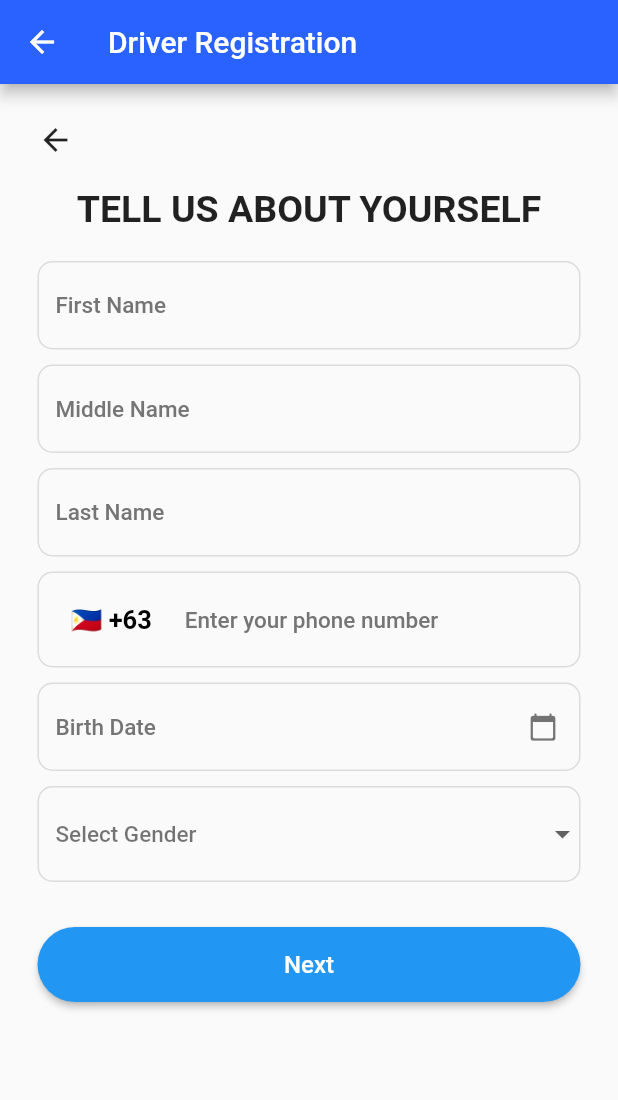
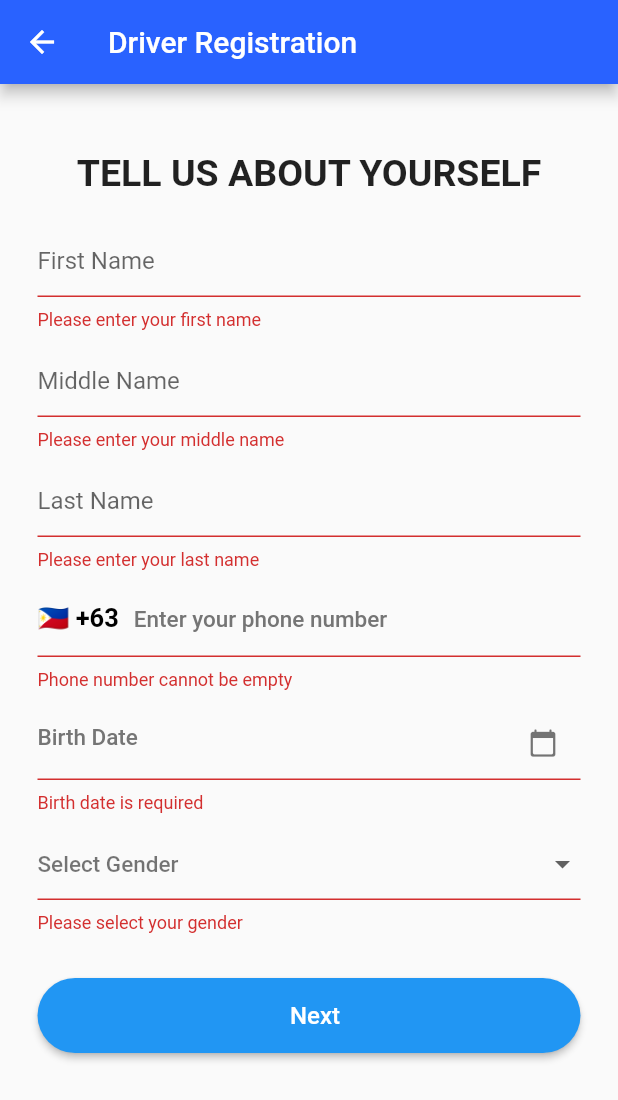
Before and after one commit to RiftNT/sakyahe, a Flutter app: the DriverRegisterScreen screen opened directly, on a phone screen of 412 x 824 dp. Shown: the top 1100 px of the screen. Run offline on Flutter 3.47's test engine with Material 2 defaults, Android fonts, the phone set to English and light mode, and no system bars; our stand-ins replace cloud_firestore, country_picker, firebase_auth, firebase_core, firebase_storage, flutter_chat_types and 4 more; accounts and stored records are empty.

Commit message:
added backend driver registration

```diff
--- a/lib/screens/driver_register_screen.dart
+++ b/lib/screens/driver_register_screen.dart
@@ -7,7 +7,7 @@ import 'package:flutter/services.dart';
 import 'package:intl/intl.dart';
 
 class DriverRegisterScreen extends StatefulWidget {
-  const DriverRegisterScreen({super.key});
+  const DriverRegisterScreen({Key? key}) : super(key: key);
 
   @override
   State<DriverRegisterScreen> createState() => _DriverRegisterScreenState();
@@ -17,7 +17,13 @@ class _DriverRegisterScreenState extends State<DriverRegisterScreen> {
   var _value = "-1";
   final _formKey = GlobalKey<FormState>();
   final TextEditingController phoneController = TextEditingController();
-  TextEditingController _date = TextEditingController();
+  final TextEditingController firstNameController = TextEditingController();
+  final TextEditingController middleNameController = TextEditingController();
+  final TextEditingController lastNameController = TextEditingController();
+  final TextEditingController birthDateController = TextEditingController();
+  final TextEditingController _date = TextEditingController();
+  String selectedGender = "-1";
+
   Country selectedCountry = Country(
     phoneCode: "63",
     countryCode: "PH",
@@ -37,14 +43,6 @@ class _DriverRegisterScreenState extends State<DriverRegisterScreen> {
       padding: const EdgeInsets.symmetric(vertical: 25, horizontal: 25),
       child: Column(
         children: [
-          Align(
-            //buggy, dili mu back(?); mu error nig back
-            alignment: Alignment.topLeft,
-            child: GestureDetector(
-              onTap: () => Navigator.of(context).pop(),
-              child: const Icon(Icons.arrow_back),
-            ),
-          ),
           const SizedBox(height: 20),
           const Text(
             'TELL US ABOUT YOURSELF',
@@ -52,69 +50,54 @@ class _DriverRegisterScreenState extends State<DriverRegisterScreen> {
               fontSize: 25,
               fontWeight: FontWeight.bold,
             ),
-            textAlign: TextAlign.left, //idk ngano di mu left side
+            textAlign: TextAlign.left,
           ),
           const SizedBox(height: 20),
+          Form(
+            key: _formKey,
+            autovalidateMode: AutovalidateMode.always,
+            child: Column(
+              children: [
                 TextFormField(
-            // controller: textController,
+                  controller: firstNameController,
+                  validator: (value) {
+                    if (value!.isEmpty) {
+                      return 'Please enter your first name';
+                    }
+                    return null;
+                  },
                   decoration: InputDecoration(
                     hintText: "First Name",
-              hintStyle: TextStyle(
-                  fontWeight: FontWeight.w500,
-                  fontSize: 15,
-                  color: Colors.grey.shade600),
-              enabledBorder: OutlineInputBorder(
-                borderRadius: BorderRadius.circular(10),
-                borderSide: const BorderSide(color: Colors.black12),
-              ),
-              focusedBorder: OutlineInputBorder(
-                borderRadius: BorderRadius.circular(10),
-                borderSide: const BorderSide(color: Colors.black12),
-              ),
                   ),
                 ),
                 const SizedBox(height: 10),
                 TextFormField(
-            // controller: textController,
+                  controller: middleNameController,
+                  validator: (value) {
+                    if (value!.isEmpty) {
+                      return 'Please enter your middle name';
+                    }
+                    return null;
+                  },
                   decoration: InputDecoration(
                     hintText: "Middle Name",
-              hintStyle: TextStyle(
-                  fontWeight: FontWeight.w500,
-                  fontSize: 15,
-                  color: Colors.grey.shade600),
-              enabledBorder: OutlineInputBorder(
-                borderRadius: BorderRadius.circular(10),
-                borderSide: const BorderSide(color: Colors.black12),
-              ),
-              focusedBorder: OutlineInputBorder(
-                borderRadius: BorderRadius.circular(10),
-                borderSide: const BorderSide(color: Colors.black12),
-              ),
                   ),
                 ),
                 const SizedBox(height: 10),
                 TextFormField(
-            // controller: textController,
+                  controller: lastNameController,
+                  validator: (value) {
+                    if (value!.isEmpty) {
+                      return 'Please enter your last name';
+                    }
+                    return null;
+                  },
                   decoration: InputDecoration(
                     hintText: "Last Name",
-              hintStyle: TextStyle(
-                  fontWeight: FontWeight.w500,
-                  fontSize: 15,
-                  color: Colors.grey.shade600),
-              enabledBorder: OutlineInputBorder(
-                borderRadius: BorderRadius.circular(10),
-                borderSide: const BorderSide(color: Colors.black12),
-              ),
-              focusedBorder: OutlineInputBorder(
-                borderRadius: BorderRadius.circular(10),
-                borderSide: const BorderSide(color: Colors.black12),
-              ),
                   ),
                 ),
                 const SizedBox(height: 10),
-          Form(
-            key: _formKey,
-            child: TextFormField(
+                TextFormField(
                   keyboardType: TextInputType.phone,
                   inputFormatters: <TextInputFormatter>[
                     FilteringTextInputFormatter.digitsOnly
@@ -135,7 +118,11 @@ class _DriverRegisterScreenState extends State<DriverRegisterScreen> {
                   ),
                   onChanged: (value) {
                     setState(() {
-                  phoneController.text = value;
+                      phoneController.value = phoneController.value.copyWith(
+                        text: value,
+                        selection:
+                            TextSelection.collapsed(offset: value.length),
+                      );
                     });
                   },
                   decoration: InputDecoration(
@@ -143,24 +130,18 @@ class _DriverRegisterScreenState extends State<DriverRegisterScreen> {
                     hintStyle: TextStyle(
                       fontWeight: FontWeight.w500,
                       fontSize: 15,
-                    color: Colors.grey.shade600),
-                enabledBorder: OutlineInputBorder(
-                  borderRadius: BorderRadius.circular(10),
-                  borderSide: const BorderSide(color: Colors.black12),
-                ),
-                focusedBorder: OutlineInputBorder(
-                  borderRadius: BorderRadius.circular(10),
-                  borderSide: const BorderSide(color: Colors.black12),
+                      color: Colors.grey.shade600,
                     ),
                     prefixIcon: Container(
-                  padding: const EdgeInsets.all(22.0),
+                      padding: const EdgeInsets.only(top: 12, right: 10),
                       child: InkWell(
                         child: Text(
                           "${selectedCountry.flagEmoji} +${selectedCountry.phoneCode}",
                           style: const TextStyle(
                             fontSize: 17,
                             color: Colors.black,
-                          fontWeight: FontWeight.bold),
+                            fontWeight: FontWeight.bold,
+                          ),
                         ),
                       ),
                     ),
@@ -170,7 +151,9 @@ class _DriverRegisterScreenState extends State<DriverRegisterScreen> {
                             width: 30,
                             margin: const EdgeInsets.all(10.0),
                             decoration: const BoxDecoration(
-                            shape: BoxShape.circle, color: Colors.green),
+                              shape: BoxShape.circle,
+                              color: Colors.green,
+                            ),
                             child: const Icon(
                               Icons.done,
                               color: Colors.white,
@@ -180,29 +163,61 @@ class _DriverRegisterScreenState extends State<DriverRegisterScreen> {
                         : null,
                   ),
                 ),
-          ),
                 const SizedBox(height: 10),
-          TextFormField(
-            controller: _date,
+                GestureDetector(
+                  onTap: () async {
+                    DateTime? pickedDate = await showDatePicker(
+                      context: context,
+                      initialDate: DateTime.now(),
+                      firstDate: DateTime(1900),
+                      lastDate: DateTime(2101),
+                    );
+
+                    if (pickedDate != null) {
+                      setState(() {
+                        birthDateController.text =
+                            DateFormat('yyyy-MM-dd').format(pickedDate);
+                      });
+                    }
+                  },
+                  child: AbsorbPointer(
+                    child: TextFormField(
+                      controller: birthDateController,
+                      validator: (value) {
+                        if (value == null || value.isEmpty) {
+                          return 'Birth date is required';
+                        }
+
+                        DateTime birthDate =
+                            DateFormat('yyyy-MM-dd').parse(value);
+                        DateTime today = DateTime.now();
+                        int age = today.year - birthDate.year;
+
+                        if (today.month < birthDate.month ||
+                            (today.month == birthDate.month &&
+                                today.day < birthDate.day)) {
+                          age--;
+                        }
+
+                        if (age < 21) {
+                          return 'You must be at least 21 years old to register as a driver';
+                        }
+                        return null;
+                      },
                       decoration: InputDecoration(
-              hintText: "Birth Date",
+                        hintText: 'Birth Date',
                         hintStyle: TextStyle(
                           fontWeight: FontWeight.w500,
                           fontSize: 15,
-                  color: Colors.grey.shade600),
-              enabledBorder: OutlineInputBorder(
-                borderRadius: BorderRadius.circular(10),
-                borderSide: const BorderSide(color: Colors.black12),
-              ),
-              focusedBorder: OutlineInputBorder(
-                borderRadius: BorderRadius.circular(10),
-                borderSide: const BorderSide(color: Colors.black12),
+                          color: Colors.grey.shade600,
                         ),
                         suffixIcon: Container(
                           height: 30,
                           width: 30,
                           margin: const EdgeInsets.all(10.0),
-                decoration: const BoxDecoration(shape: BoxShape.circle),
+                          decoration: const BoxDecoration(
+                            shape: BoxShape.circle,
+                          ),
                           child: const Icon(
                             Icons.calendar_today_rounded,
                             color: Colors.black54,
@@ -210,70 +225,58 @@ class _DriverRegisterScreenState extends State<DriverRegisterScreen> {
                           ),
                         ),
                       ),
-            onTap: () async {
-              DateTime? pickeddate = await showDatePicker(
-                  context: context,
-                  initialDate: DateTime.now(),
-                  firstDate: DateTime(1900),
-                  lastDate: DateTime(2101));
-
-              if (pickeddate != null) {
-                setState(() {
-                  _date.text = DateFormat('yyyy-MM-dd').format(pickeddate);
-                });
-              }
-            },
+                    ),
+                  ),
                 ),
                 const SizedBox(height: 10),
                 DropdownButtonFormField(
-            value: _value,
-            decoration: InputDecoration(
-              hintStyle: TextStyle(
-                  fontWeight: FontWeight.w500,
-                  fontSize: 15,
-                  color: Colors.grey.shade600),
-              enabledBorder: OutlineInputBorder(
-                borderRadius: BorderRadius.circular(10),
-                borderSide: const BorderSide(color: Colors.black12),
-              ),
-              focusedBorder: OutlineInputBorder(
-                borderRadius: BorderRadius.circular(10),
-                borderSide: const BorderSide(color: Colors.black12),
-              ),
-            ),
+                  value: selectedGender,
+                  onChanged: (value) {
+                    setState(() {
+                      selectedGender = value.toString();
+                    });
+                  },
+                  validator: (value) {
+                    if (value == "-1") {
+                      return 'Please select your gender';
+                    }
+                    return null;
+                  },
                   items: const [
                     DropdownMenuItem(
+                      value: "-1",
                       child: Text(
                         "Select Gender",
                         style: TextStyle(
                           fontWeight: FontWeight.w500,
                           fontSize: 15,
-                      color: Colors.black54),
+                          color: Colors.black54,
                         ),
-                value: "-1",
+                      ),
                     ),
                     DropdownMenuItem(
+                      value: "Male",
                       child: Text(
                         "Male",
                         style: TextStyle(
                           fontWeight: FontWeight.w500,
                           fontSize: 15,
-                      color: Colors.black54),
+                          color: Colors.black54,
                         ),
-                value: "1",
+                      ),
                     ),
                     DropdownMenuItem(
+                      value: "Female",
                       child: Text(
                         "Female",
                         style: TextStyle(
                           fontWeight: FontWeight.w500,
                           fontSize: 15,
-                      color: Colors.black54),
+                          color: Colors.black54,
                         ),
-                value: "2",
+                      ),
                     ),
                   ],
-            onChanged: (v) {},
                 ),
                 const SizedBox(height: 30),
                 SizedBox(
@@ -284,14 +287,25 @@ class _DriverRegisterScreenState extends State<DriverRegisterScreen> {
                     textColor: Colors.white,
                     text: "Next",
                     onPressed: () {
+                      if (_formKey.currentState!.validate()) {
                         Navigator.push(
                           context,
                           MaterialPageRoute(
-                    builder: (context) =>
-                        const DriverRegisterScreen2(), //temp only
+                            builder: (context) => DriverRegisterScreen2(
+                              firstName: firstNameController.text,
+                              middleName: middleNameController.text,
+                              lastName: lastNameController.text,
+                              phoneNumber: "+63${phoneController.text}",
+                              birthDate: birthDateController.text,
+                              gender: selectedGender,
+                            ),
                           ),
                         );
+                      }
                     },
+                  ),
+                ),
+              ],
             ),
           ),
         ],
--- a/lib/widgets/custom_button.dart
+++ b/lib/widgets/custom_button.dart
@@ -7,6 +7,7 @@ class CustomButton extends StatelessWidget {
   final VoidCallback onPressed;
   final Color bgColor;
   final Color textColor;
+  final IconData? leadingIcon;
 
   const CustomButton({
     Key? key,
@@ -14,6 +15,7 @@ class CustomButton extends StatelessWidget {
     required this.onPressed,
     required this.bgColor,
     required this.textColor,
+    this.leadingIcon,
   }) : super(key: key);
 
   @override
@@ -29,7 +31,19 @@ class CustomButton extends StatelessWidget {
           ),
         ),
       ),
-      child: Text(text, style: const TextStyle(fontSize: 16)),
+      child: Row(
+        mainAxisAlignment: MainAxisAlignment.center,
+        children: [
+          if (leadingIcon != null)
+            Icon(
+              leadingIcon,
+              size: 20,
+              color: textColor,
+            ),
+          const SizedBox(width: 8),
+          Text(text, style: const TextStyle(fontSize: 16)),
+        ],
+      ),
     );
   }
 }
```
Also changed, not shown: lib/screens/driver_register_screen_2.dart (+124 -114 lines), lib/screens/driver_register_screen_3.dart (+88 -41 lines), lib/screens/driver_register_screen_4.dart (+58 -16 lines), lib/screens/welcome_screen.dart (+15 -15 lines), 2 other files. Lines whose indentation alone changed are shown as unchanged.
